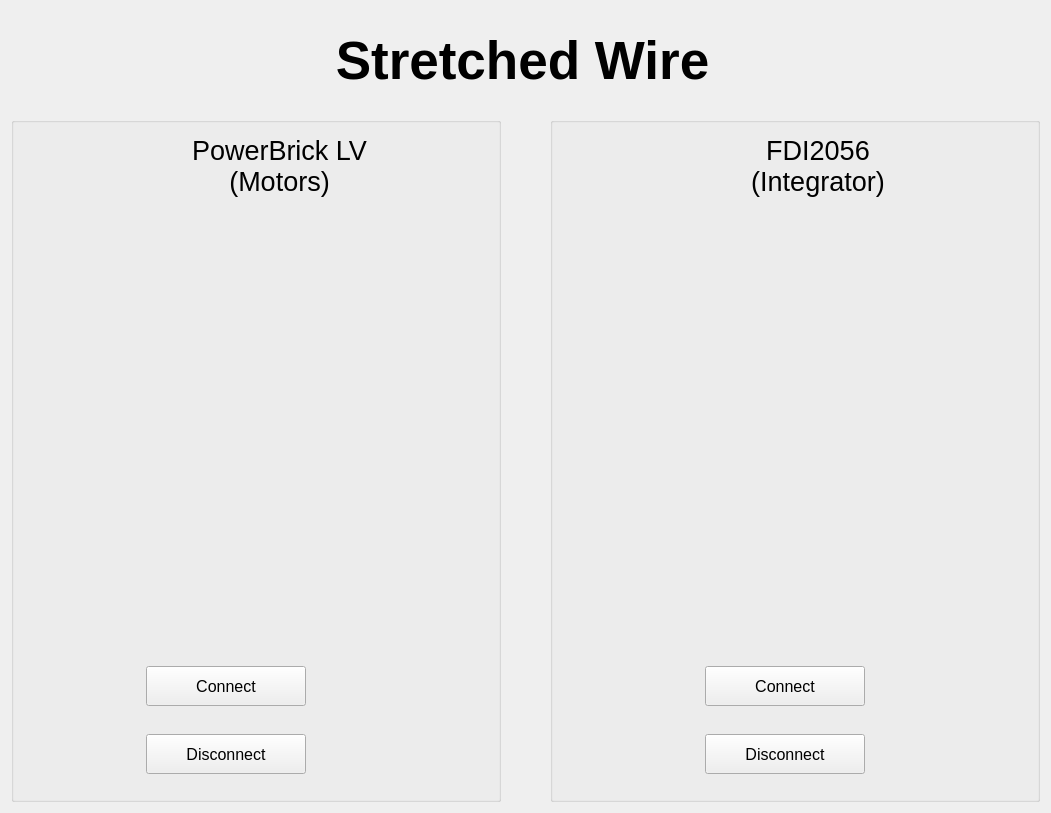
lnls-ima/stretched-wire, file stretchedwire/gui/ui/connectionwidget.ui: the form before one commit.
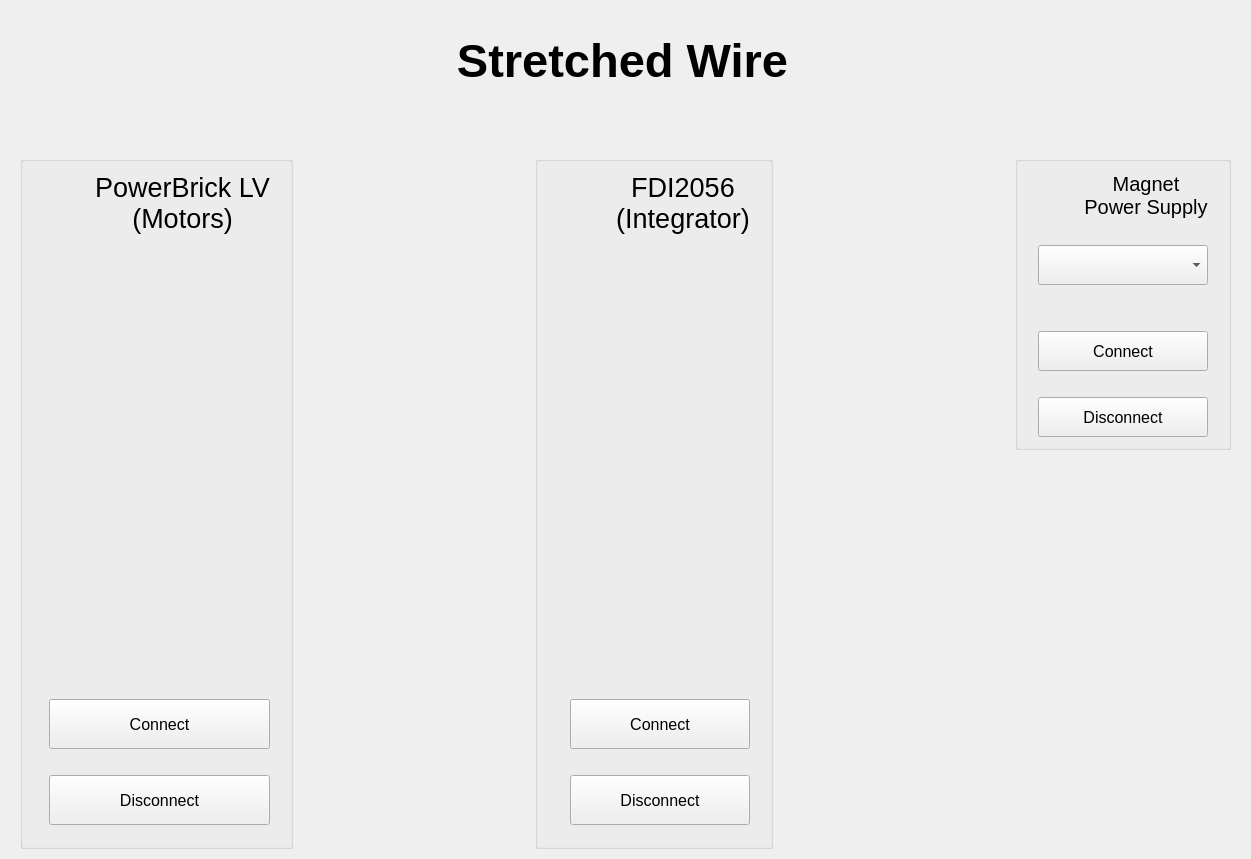
The form after the commit. Icons and pictures are not drawn.

```diff
--- a/stretchedwire/gui/ui/connectionwidget.ui
+++ b/stretchedwire/gui/ui/connectionwidget.ui
@@ -6,8 +6,8 @@
    <rect>
     <x>0</x>
     <y>0</y>
-    <width>1051</width>
-    <height>813</height>
+    <width>1251</width>
+    <height>859</height>
    </rect>
   </property>
   <property name="windowTitle">
@@ -18,7 +18,35 @@
     <normaloff>../../resources/img/connect.png</normaloff>../../resources/img/connect.png</iconset>
   </property>
   <layout class="QGridLayout" name="gridLayout">
-   <item row="0" column="0" colspan="3">
+   <property name="leftMargin">
+    <number>20</number>
+   </property>
+   <property name="topMargin">
+    <number>10</number>
+   </property>
+   <property name="rightMargin">
+    <number>20</number>
+   </property>
+   <property name="bottomMargin">
+    <number>10</number>
+   </property>
+   <item row="1" column="0" colspan="6">
+    <spacer name="verticalSpacer_8">
+     <property name="orientation">
+      <enum>Qt::Vertical</enum>
+     </property>
+     <property name="sizeType">
+      <enum>QSizePolicy::Fixed</enum>
+     </property>
+     <property name="sizeHint" stdset="0">
+      <size>
+       <width>20</width>
+       <height>40</height>
+      </size>
+     </property>
+    </spacer>
+   </item>
+   <item row="0" column="0" colspan="6">
     <layout class="QHBoxLayout" name="horizontalLayout">
      <item>
       <spacer name="horizontalSpacer_3">
@@ -53,7 +81,7 @@
        <property name="font">
         <font>
          <family>Leelawadee UI</family>
-         <pointsize>40</pointsize>
+         <pointsize>35</pointsize>
          <weight>75</weight>
          <bold>true</bold>
         </font>
@@ -118,23 +146,9 @@
      </item>
     </layout>
    </item>
-   <item row="1" column="1">
-    <spacer name="horizontalSpacer">
-     <property name="orientation">
-      <enum>Qt::Horizontal</enum>
-     </property>
-     <property name="sizeType">
-      <enum>QSizePolicy::Fixed</enum>
-     </property>
-     <property name="sizeHint" stdset="0">
-      <size>
-       <width>37</width>
-       <height>658</height>
-      </size>
-     </property>
-    </spacer>
-   </item>
-   <item row="1" column="0">
+   <item row="2" column="0" colspan="6">
+    <layout class="QHBoxLayout" name="horizontalLayout_2">
+     <item>
     <widget class="QGroupBox" name="gb_powerbrick">
      <layout class="QGridLayout" name="gridLayout_3">
       <property name="leftMargin">
@@ -149,51 +163,30 @@
       <property name="bottomMargin">
        <number>20</number>
       </property>
-      <item row="4" column="1" colspan="2">
-       <widget class="QPushButton" name="pbt_connect_ppmac">
-        <property name="minimumSize">
-         <size>
-          <width>160</width>
-          <height>40</height>
-         </size>
-        </property>
-        <property name="maximumSize">
+        <item row="6" column="0" colspan="4">
+         <spacer name="verticalSpacer_4">
+          <property name="orientation">
+           <enum>Qt::Vertical</enum>
+          </property>
+          <property name="sizeType">
+           <enum>QSizePolicy::Fixed</enum>
+          </property>
+          <property name="sizeHint" stdset="0">
          <size>
-          <width>160</width>
-          <height>16777215</height>
-         </size>
-        </property>
-        <property name="font">
-         <font>
-          <pointsize>12</pointsize>
-         </font>
-        </property>
-        <property name="text">
-         <string>Connect</string>
-        </property>
-        <property name="icon">
-         <iconset>
-          <normaloff>../../resources/img/check.png</normaloff>../../resources/img/check.png</iconset>
-        </property>
-       </widget>
-      </item>
-      <item row="2" column="0" colspan="4">
+            <width>20</width>
+            <height>20</height>
+           </size>
+          </property>
+         </spacer>
+        </item>
+        <item row="3" column="1" colspan="3">
        <widget class="QLabel" name="la_ppmac">
-        <property name="sizePolicy">
-         <sizepolicy hsizetype="Maximum" vsizetype="Maximum">
-          <horstretch>0</horstretch>
-          <verstretch>0</verstretch>
-         </sizepolicy>
-        </property>
         <property name="maximumSize">
          <size>
           <width>450</width>
           <height>250</height>
          </size>
         </property>
-        <property name="styleSheet">
-         <string notr="true"/>
-        </property>
         <property name="text">
          <string/>
         </property>
@@ -208,7 +201,98 @@
         </property>
        </widget>
       </item>
-      <item row="0" column="2">
+        <item row="2" column="1" colspan="3">
+         <spacer name="verticalSpacer_5">
+          <property name="orientation">
+           <enum>Qt::Vertical</enum>
+          </property>
+          <property name="sizeType">
+           <enum>QSizePolicy::Fixed</enum>
+          </property>
+          <property name="sizeHint" stdset="0">
+           <size>
+            <width>20</width>
+            <height>103</height>
+           </size>
+          </property>
+         </spacer>
+        </item>
+        <item row="4" column="0" colspan="4">
+         <spacer name="verticalSpacer_3">
+          <property name="orientation">
+           <enum>Qt::Vertical</enum>
+          </property>
+          <property name="sizeType">
+           <enum>QSizePolicy::Fixed</enum>
+          </property>
+          <property name="sizeHint" stdset="0">
+           <size>
+            <width>20</width>
+            <height>100</height>
+           </size>
+          </property>
+         </spacer>
+        </item>
+        <item row="5" column="1" colspan="3">
+         <widget class="QPushButton" name="pbt_connect_ppmac">
+          <property name="minimumSize">
+           <size>
+            <width>160</width>
+            <height>50</height>
+           </size>
+          </property>
+          <property name="font">
+           <font>
+            <pointsize>12</pointsize>
+           </font>
+          </property>
+          <property name="text">
+           <string>Connect</string>
+          </property>
+         </widget>
+        </item>
+        <item row="7" column="1" colspan="3">
+         <widget class="QPushButton" name="pbt_disconnect_ppmac">
+          <property name="minimumSize">
+           <size>
+            <width>160</width>
+            <height>50</height>
+           </size>
+          </property>
+          <property name="font">
+           <font>
+            <pointsize>12</pointsize>
+           </font>
+          </property>
+          <property name="text">
+           <string>Disconnect</string>
+          </property>
+         </widget>
+        </item>
+        <item row="1" column="1">
+         <widget class="QPushButton" name="signal_ppmac_connected">
+          <property name="enabled">
+           <bool>false</bool>
+          </property>
+          <property name="sizePolicy">
+           <sizepolicy hsizetype="Fixed" vsizetype="Fixed">
+            <horstretch>0</horstretch>
+            <verstretch>0</verstretch>
+           </sizepolicy>
+          </property>
+          <property name="text">
+           <string/>
+          </property>
+          <property name="icon">
+           <iconset>
+            <normaloff>../../resources/img/green_light.png</normaloff>../../resources/img/green_light.png</iconset>
+          </property>
+          <property name="flat">
+           <bool>true</bool>
+          </property>
+         </widget>
+        </item>
+        <item row="1" column="2" colspan="2">
        <widget class="QLabel" name="label_3">
         <property name="sizePolicy">
          <sizepolicy hsizetype="Preferred" vsizetype="Fixed">
@@ -230,135 +314,23 @@
         </property>
        </widget>
       </item>
-      <item row="0" column="1">
-       <widget class="QPushButton" name="signal_ppmac_connected">
-        <property name="enabled">
-         <bool>false</bool>
-        </property>
-        <property name="sizePolicy">
-         <sizepolicy hsizetype="Fixed" vsizetype="Fixed">
-          <horstretch>0</horstretch>
-          <verstretch>0</verstretch>
-         </sizepolicy>
-        </property>
-        <property name="text">
-         <string/>
-        </property>
-        <property name="icon">
-         <iconset>
-          <normaloff>../../resources/img/green_light.png</normaloff>../../resources/img/green_light.png</iconset>
-        </property>
-        <property name="flat">
-         <bool>true</bool>
-        </property>
-       </widget>
-      </item>
-      <item row="4" column="3">
-       <spacer name="horizontalSpacer_7">
-        <property name="orientation">
-         <enum>Qt::Horizontal</enum>
-        </property>
-        <property name="sizeHint" stdset="0">
-         <size>
-          <width>40</width>
-          <height>20</height>
-         </size>
-        </property>
-       </spacer>
-      </item>
-      <item row="1" column="0" colspan="4">
-       <spacer name="verticalSpacer_5">
-        <property name="orientation">
-         <enum>Qt::Vertical</enum>
-        </property>
-        <property name="sizeType">
-         <enum>QSizePolicy::Fixed</enum>
-        </property>
-        <property name="sizeHint" stdset="0">
-         <size>
-          <width>20</width>
-          <height>103</height>
-         </size>
-        </property>
-       </spacer>
-      </item>
-      <item row="4" column="0">
-       <spacer name="horizontalSpacer_6">
-        <property name="orientation">
-         <enum>Qt::Horizontal</enum>
-        </property>
-        <property name="sizeHint" stdset="0">
-         <size>
-          <width>40</width>
-          <height>20</height>
-         </size>
-        </property>
-       </spacer>
-      </item>
-      <item row="6" column="1" colspan="2">
-       <widget class="QPushButton" name="pbt_disconnect_ppmac">
-        <property name="minimumSize">
-         <size>
-          <width>160</width>
-          <height>40</height>
-         </size>
-        </property>
-        <property name="maximumSize">
-         <size>
-          <width>160</width>
-          <height>16777215</height>
-         </size>
-        </property>
-        <property name="font">
-         <font>
-          <pointsize>12</pointsize>
-         </font>
-        </property>
-        <property name="text">
-         <string>Disconnect</string>
-        </property>
-        <property name="icon">
-         <iconset>
-          <normaloff>../../resources/img/delete.png</normaloff>../../resources/img/delete.png</iconset>
-        </property>
-       </widget>
-      </item>
-      <item row="3" column="0" colspan="4">
-       <spacer name="verticalSpacer_3">
-        <property name="orientation">
-         <enum>Qt::Vertical</enum>
-        </property>
-        <property name="sizeType">
-         <enum>QSizePolicy::Fixed</enum>
-        </property>
-        <property name="sizeHint" stdset="0">
-         <size>
-          <width>20</width>
-          <height>100</height>
-         </size>
-        </property>
-       </spacer>
-      </item>
-      <item row="5" column="0" colspan="4">
-       <spacer name="verticalSpacer_4">
-        <property name="orientation">
-         <enum>Qt::Vertical</enum>
-        </property>
-        <property name="sizeType">
-         <enum>QSizePolicy::Fixed</enum>
-        </property>
-        <property name="sizeHint" stdset="0">
-         <size>
-          <width>20</width>
-          <height>20</height>
-         </size>
-        </property>
-       </spacer>
-      </item>
      </layout>
     </widget>
    </item>
-   <item row="1" column="2">
+     <item>
+      <spacer name="horizontalSpacer_4">
+       <property name="orientation">
+        <enum>Qt::Horizontal</enum>
+       </property>
+       <property name="sizeHint" stdset="0">
+        <size>
+         <width>40</width>
+         <height>20</height>
+        </size>
+       </property>
+      </spacer>
+     </item>
+     <item>
     <widget class="QGroupBox" name="gb_fdi">
      <layout class="QGridLayout" name="gridLayout_4">
       <property name="leftMargin">
@@ -373,8 +345,8 @@
       <property name="bottomMargin">
        <number>20</number>
       </property>
-      <item row="5" column="0" colspan="4">
-       <spacer name="verticalSpacer_2">
+        <item row="1" column="1" colspan="3">
+         <spacer name="verticalSpacer_7">
         <property name="orientation">
          <enum>Qt::Vertical</enum>
         </property>
@@ -384,12 +356,50 @@
         <property name="sizeHint" stdset="0">
          <size>
           <width>20</width>
-          <height>20</height>
+            <height>103</height>
          </size>
         </property>
        </spacer>
       </item>
-      <item row="0" column="1">
+        <item row="3" column="0" colspan="4">
+         <spacer name="verticalSpacer">
+          <property name="orientation">
+           <enum>Qt::Vertical</enum>
+          </property>
+          <property name="sizeType">
+           <enum>QSizePolicy::Fixed</enum>
+          </property>
+          <property name="sizeHint" stdset="0">
+           <size>
+            <width>20</width>
+            <height>100</height>
+           </size>
+          </property>
+         </spacer>
+        </item>
+        <item row="0" column="3">
+         <widget class="QLabel" name="label_2">
+          <property name="sizePolicy">
+           <sizepolicy hsizetype="Preferred" vsizetype="Fixed">
+            <horstretch>0</horstretch>
+            <verstretch>0</verstretch>
+           </sizepolicy>
+          </property>
+          <property name="font">
+           <font>
+            <pointsize>20</pointsize>
+           </font>
+          </property>
+          <property name="text">
+           <string>FDI2056
+(Integrator)</string>
+          </property>
+          <property name="alignment">
+           <set>Qt::AlignCenter</set>
+          </property>
+         </widget>
+        </item>
+        <item row="0" column="2">
        <widget class="QPushButton" name="signal_FDI_connected">
         <property name="enabled">
          <bool>false</bool>
@@ -418,49 +428,14 @@
         </property>
        </widget>
       </item>
-      <item row="4" column="0">
-       <spacer name="horizontalSpacer_4">
-        <property name="orientation">
-         <enum>Qt::Horizontal</enum>
-        </property>
-        <property name="sizeHint" stdset="0">
-         <size>
-          <width>40</width>
-          <height>20</height>
-         </size>
-        </property>
-       </spacer>
-      </item>
-      <item row="4" column="3">
-       <spacer name="horizontalSpacer_5">
-        <property name="orientation">
-         <enum>Qt::Horizontal</enum>
-        </property>
-        <property name="sizeHint" stdset="0">
-         <size>
-          <width>40</width>
-          <height>20</height>
-         </size>
-        </property>
-       </spacer>
-      </item>
-      <item row="2" column="0" colspan="4">
+        <item row="2" column="2" colspan="2">
        <widget class="QLabel" name="la_fdi">
-        <property name="sizePolicy">
-         <sizepolicy hsizetype="Maximum" vsizetype="Maximum">
-          <horstretch>0</horstretch>
-          <verstretch>0</verstretch>
-         </sizepolicy>
-        </property>
         <property name="maximumSize">
          <size>
           <width>450</width>
           <height>250</height>
          </size>
         </property>
-        <property name="styleSheet">
-         <string notr="true">border-image: url(:/imgs/FDI2056.png);</string>
-        </property>
         <property name="text">
          <string/>
         </property>
@@ -475,68 +450,28 @@
         </property>
        </widget>
       </item>
-      <item row="0" column="2">
-       <widget class="QLabel" name="label_2">
-        <property name="sizePolicy">
-         <sizepolicy hsizetype="Preferred" vsizetype="Fixed">
-          <horstretch>0</horstretch>
-          <verstretch>0</verstretch>
-         </sizepolicy>
-        </property>
-        <property name="font">
-         <font>
-          <pointsize>20</pointsize>
-         </font>
-        </property>
-        <property name="text">
-         <string>FDI2056
-(Integrator)</string>
-        </property>
-        <property name="alignment">
-         <set>Qt::AlignCenter</set>
-        </property>
-       </widget>
-      </item>
-      <item row="6" column="1" colspan="2">
-       <widget class="QPushButton" name="pbt_disconnect_FDI2056">
-        <property name="minimumSize">
+        <item row="5" column="0" colspan="4">
+         <spacer name="verticalSpacer_2">
+          <property name="orientation">
+           <enum>Qt::Vertical</enum>
+          </property>
+          <property name="sizeType">
+           <enum>QSizePolicy::Fixed</enum>
+          </property>
+          <property name="sizeHint" stdset="0">
          <size>
-          <width>160</width>
-          <height>40</height>
-         </size>
-        </property>
-        <property name="maximumSize">
-         <size>
-          <width>160</width>
-          <height>16777215</height>
-         </size>
-        </property>
-        <property name="font">
-         <font>
-          <pointsize>12</pointsize>
-         </font>
-        </property>
-        <property name="text">
-         <string>Disconnect</string>
-        </property>
-        <property name="icon">
-         <iconset>
-          <normaloff>../../resources/img/delete.png</normaloff>../../resources/img/delete.png</iconset>
-        </property>
-       </widget>
-      </item>
-      <item row="4" column="1" colspan="2">
+            <width>20</width>
+            <height>20</height>
+           </size>
+          </property>
+         </spacer>
+        </item>
+        <item row="4" column="2" colspan="2">
        <widget class="QPushButton" name="pbt_connect_FDI2056">
         <property name="minimumSize">
          <size>
           <width>160</width>
-          <height>40</height>
-         </size>
-        </property>
-        <property name="maximumSize">
-         <size>
-          <width>160</width>
-          <height>16777215</height>
+            <height>50</height>
          </size>
         </property>
         <property name="font">
@@ -546,31 +481,182 @@
         </property>
         <property name="text">
          <string>Connect</string>
+          </property>
+         </widget>
+        </item>
+        <item row="6" column="2" colspan="2">
+         <widget class="QPushButton" name="pbt_disconnect_FDI2056">
+          <property name="minimumSize">
+           <size>
+            <width>160</width>
+            <height>50</height>
+           </size>
+          </property>
+          <property name="font">
+           <font>
+            <pointsize>12</pointsize>
+           </font>
+          </property>
+          <property name="text">
+           <string>Disconnect</string>
+          </property>
+         </widget>
+        </item>
+       </layout>
+      </widget>
+     </item>
+     <item>
+      <spacer name="horizontalSpacer">
+       <property name="orientation">
+        <enum>Qt::Horizontal</enum>
+       </property>
+       <property name="sizeHint" stdset="0">
+        <size>
+         <width>40</width>
+         <height>20</height>
+        </size>
+       </property>
+      </spacer>
+     </item>
+     <item>
+      <layout class="QVBoxLayout" name="verticalLayout">
+       <item>
+        <widget class="QGroupBox" name="gb_ps">
+         <layout class="QVBoxLayout" name="verticalLayout_2">
+          <property name="leftMargin">
+           <number>20</number>
+          </property>
+          <property name="topMargin">
+           <number>10</number>
+          </property>
+          <property name="rightMargin">
+           <number>20</number>
+          </property>
+          <property name="bottomMargin">
+           <number>10</number>
+          </property>
+          <item>
+           <layout class="QHBoxLayout" name="horizontalLayout_4">
+            <item>
+             <widget class="QPushButton" name="signal_ps_connected">
+              <property name="enabled">
+               <bool>false</bool>
+              </property>
+              <property name="sizePolicy">
+               <sizepolicy hsizetype="Fixed" vsizetype="Fixed">
+                <horstretch>0</horstretch>
+                <verstretch>0</verstretch>
+               </sizepolicy>
+              </property>
+              <property name="text">
+               <string/>
         </property>
         <property name="icon">
          <iconset>
-          <normaloff>../../resources/img/check.png</normaloff>../../resources/img/check.png</iconset>
-        </property>
-       </widget>
-      </item>
-      <item row="3" column="0" colspan="4">
-       <spacer name="verticalSpacer">
-        <property name="orientation">
-         <enum>Qt::Vertical</enum>
-        </property>
-        <property name="sizeType">
-         <enum>QSizePolicy::Fixed</enum>
-        </property>
-        <property name="sizeHint" stdset="0">
+                <normaloff>../../resources/img/green_light.png</normaloff>../../resources/img/green_light.png</iconset>
+              </property>
+              <property name="flat">
+               <bool>true</bool>
+              </property>
+             </widget>
+            </item>
+            <item>
+             <widget class="QLabel" name="label">
+              <property name="sizePolicy">
+               <sizepolicy hsizetype="Preferred" vsizetype="Fixed">
+                <horstretch>0</horstretch>
+                <verstretch>0</verstretch>
+               </sizepolicy>
+              </property>
+              <property name="font">
+               <font>
+                <pointsize>15</pointsize>
+               </font>
+              </property>
+              <property name="text">
+               <string>Magnet
+Power Supply</string>
+              </property>
+              <property name="alignment">
+               <set>Qt::AlignCenter</set>
+              </property>
+             </widget>
+            </item>
+           </layout>
+          </item>
+          <item>
+           <widget class="QLabel" name="label_4">
+            <property name="maximumSize">
          <size>
-          <width>20</width>
+              <width>200</width>
           <height>100</height>
          </size>
         </property>
-       </spacer>
-      </item>
-      <item row="1" column="0" colspan="4">
-       <spacer name="verticalSpacer_7">
+            <property name="text">
+             <string/>
+            </property>
+            <property name="pixmap">
+             <pixmap>../../resources/img/PowerSupply.png</pixmap>
+            </property>
+            <property name="scaledContents">
+             <bool>false</bool>
+            </property>
+            <property name="alignment">
+             <set>Qt::AlignCenter</set>
+            </property>
+           </widget>
+          </item>
+          <item>
+           <widget class="QComboBox" name="cmb_ps_port">
+            <property name="minimumSize">
+             <size>
+              <width>160</width>
+              <height>40</height>
+             </size>
+            </property>
+            <property name="font">
+             <font>
+              <pointsize>12</pointsize>
+             </font>
+            </property>
+           </widget>
+          </item>
+          <item>
+           <spacer name="verticalSpacer_9">
+            <property name="orientation">
+             <enum>Qt::Vertical</enum>
+            </property>
+            <property name="sizeType">
+             <enum>QSizePolicy::Fixed</enum>
+            </property>
+            <property name="sizeHint" stdset="0">
+             <size>
+              <width>20</width>
+              <height>40</height>
+             </size>
+            </property>
+           </spacer>
+          </item>
+          <item>
+           <widget class="QPushButton" name="pbt_connect_ps">
+            <property name="minimumSize">
+             <size>
+              <width>160</width>
+              <height>40</height>
+             </size>
+            </property>
+            <property name="font">
+             <font>
+              <pointsize>12</pointsize>
+             </font>
+            </property>
+            <property name="text">
+             <string>Connect</string>
+            </property>
+           </widget>
+          </item>
+          <item>
+           <spacer name="verticalSpacer_10">
         <property name="orientation">
          <enum>Qt::Vertical</enum>
         </property>
@@ -580,13 +666,48 @@
         <property name="sizeHint" stdset="0">
          <size>
           <width>20</width>
-          <height>103</height>
+              <height>20</height>
          </size>
         </property>
        </spacer>
       </item>
-     </layout>
-    </widget>
+          <item>
+           <widget class="QPushButton" name="pbt_disconnect_ps">
+            <property name="minimumSize">
+             <size>
+              <width>160</width>
+              <height>40</height>
+             </size>
+            </property>
+            <property name="font">
+             <font>
+              <pointsize>12</pointsize>
+             </font>
+            </property>
+            <property name="text">
+             <string>Disconnect</string>
+            </property>
+           </widget>
+          </item>
+         </layout>
+        </widget>
+       </item>
+       <item>
+        <spacer name="verticalSpacer_6">
+         <property name="orientation">
+          <enum>Qt::Vertical</enum>
+         </property>
+         <property name="sizeHint" stdset="0">
+          <size>
+           <width>20</width>
+           <height>40</height>
+          </size>
+         </property>
+        </spacer>
+       </item>
+      </layout>
+     </item>
+    </layout>
    </item>
   </layout>
  </widget>
```
Lines whose indentation alone changed are shown as unchanged.
